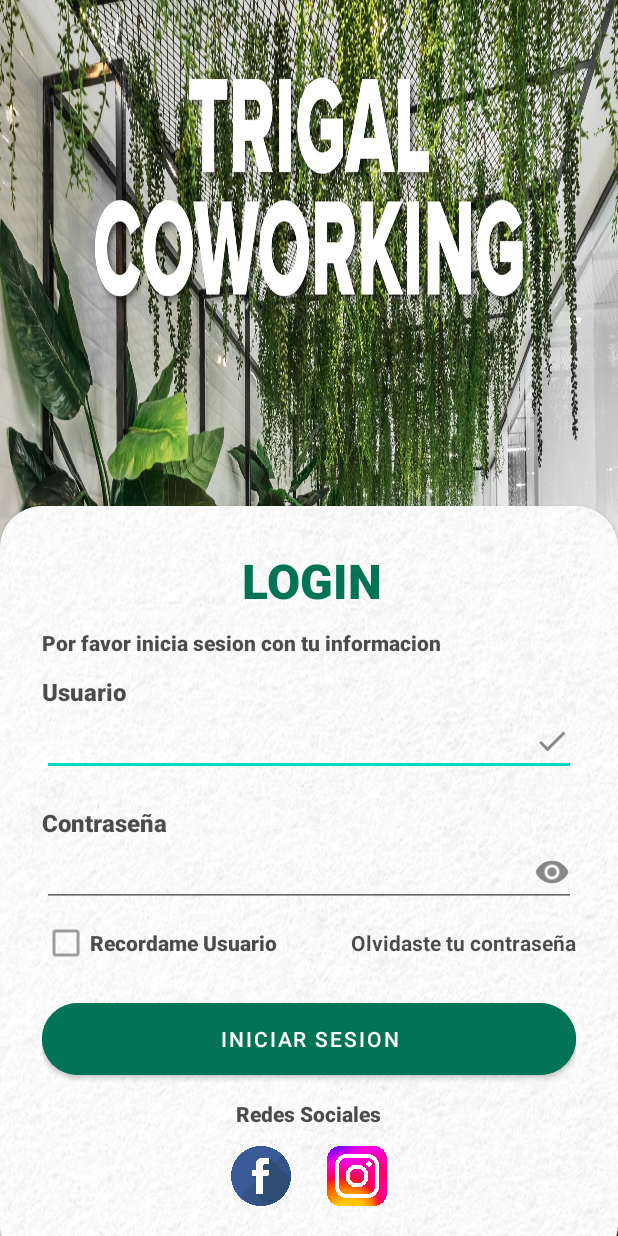
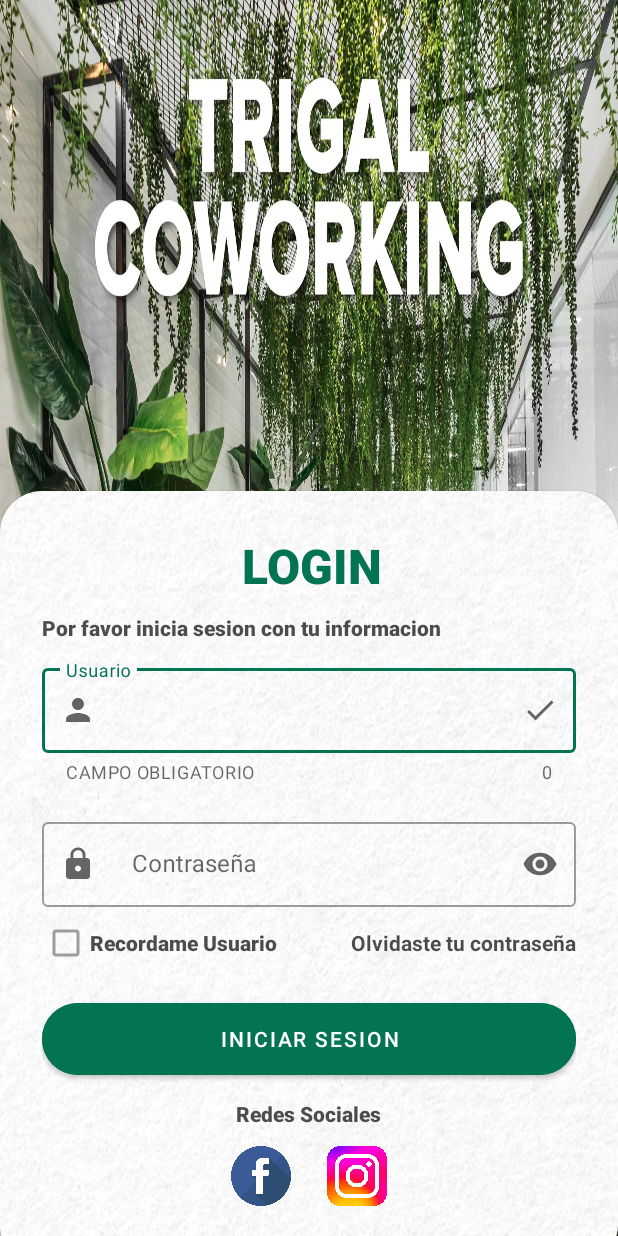
Before and after one commit to USMPDNBJ/TRIGAL, an Android app: the screen it shows after launch (ActLogin), on a phone screen of 412 x 824 dp. Run offline under Robolectric (Android 15) with nearby library versions, the phone set to English and light mode, and no system bars.

Commit message:
chupala miguel 10

```diff
--- /dev/null
+++ b/app/src/main/res/drawable/ic_contr.xml
@@ -0,0 +1,5 @@
+<vector android:height="24dp" android:tint="#018860"
+    android:viewportHeight="24" android:viewportWidth="24"
+    android:width="24dp" xmlns:android="http://schemas.android.com/apk/res/android">
+    <path android:fillColor="@android:color/white" android:pathData="M18,8h-1L17,6c0,-2.76 -2.24,-5 -5,-5S7,3.24 7,6v2L6,8c-1.1,0 -2,0.9 -2,2v10c0,1.1 0.9,2 2,2h12c1.1,0 2,-0.9 2,-2L20,10c0,-1.1 -0.9,-2 -2,-2zM12,17c-1.1,0 -2,-0.9 -2,-2s0.9,-2 2,-2 2,0.9 2,2 -0.9,2 -2,2zM15.1,8L8.9,8L8.9,6c0,-1.71 1.39,-3.1 3.1,-3.1 1.71,0 3.1,1.39 3.1,3.1v2z"/>
+</vector>
--- /dev/null
+++ b/app/src/main/res/drawable/ic_usuario.xml
@@ -0,0 +1,5 @@
+<vector android:height="24dp" android:tint="#018860"
+    android:viewportHeight="24" android:viewportWidth="24"
+    android:width="24dp" xmlns:android="http://schemas.android.com/apk/res/android">
+    <path android:fillColor="@android:color/white" android:pathData="M12,12c2.21,0 4,-1.79 4,-4s-1.79,-4 -4,-4 -4,1.79 -4,4 1.79,4 4,4zM12,14c-2.67,0 -8,1.34 -8,4v2h16v-2c0,-2.66 -5.33,-4 -8,-4z"/>
+</vector>
--- a/app/src/main/res/layout/lyt_login_trigal.xml
+++ b/app/src/main/res/layout/lyt_login_trigal.xml
@@ -61,45 +61,59 @@
                 android:layout_width="wrap_content"
                 android:layout_height="12dp" />
 
-            <TextView
-                android:layout_width="wrap_content"
+
+
+            <com.google.android.material.textfield.TextInputLayout
+                android:id="@+id/textInputCorreo"
+                android:layout_width="match_parent"
                 android:layout_height="wrap_content"
-                android:alpha="0.7"
-                android:fontFamily="sans-serif-black"
-                android:text="Usuario"
-                android:textColor="@color/black"
-                android:textSize="16dp"
-                android:textStyle="bold" />
+                app:endIconDrawable="@drawable/ic_listo"
+                app:endIconMode="custom"
+                app:hintEnabled="true"
+                style="@style/Widget.MaterialComponents.TextInputLayout.OutlinedBox"
+                app:startIconDrawable="@drawable/ic_usuario"
+                app:helperText="CAMPO OBLIGATORIO"
+                app:counterEnabled="true"
+                >
 
-            <EditText
+                <com.google.android.material.textfield.TextInputEditText
                     android:id="@+id/edtCorreo"
                     android:layout_width="match_parent"
                     android:layout_height="wrap_content"
-                android:drawableEnd="@drawable/ic_listo"
                     android:inputType="textEmailAddress"
+                    android:drawablePadding="8dp"
+                    android:hint="Usuario"
                     tools:ignore="TouchTargetSizeCheck,SpeakableTextPresentCheck" />
+
+            </com.google.android.material.textfield.TextInputLayout>
+
 
             <View
                 android:layout_width="wrap_content"
                 android:layout_height="20dp" />
 
-            <TextView
-                android:layout_width="wrap_content"
+
+
+            <com.google.android.material.textfield.TextInputLayout
+                android:id="@+id/textInputContraseña"
+                android:layout_width="match_parent"
                 android:layout_height="wrap_content"
-                android:alpha="0.7"
-                android:fontFamily="sans-serif-black"
-                android:text="Contraseña"
-                android:textColor="@color/black"
-                android:textSize="16dp"
-                android:textStyle="bold" />
+                app:endIconMode="password_toggle"
+                app:hintEnabled="true"
+                app:startIconDrawable="@drawable/ic_contr"
+                android:hint="Contraseña"
+                style="@style/Widget.MaterialComponents.TextInputLayout.OutlinedBox"
+                >
 
-            <EditText
+                <com.google.android.material.textfield.TextInputEditText
                     android:id="@+id/edtContraseña"
                     android:layout_width="match_parent"
                     android:layout_height="wrap_content"
-                android:drawableEnd="@drawable/ic_contra"
                     android:inputType="textPassword"
+                    android:drawablePadding="8dp"
                     tools:ignore="SpeakableTextPresentCheck,TouchTargetSizeCheck" />
+
+            </com.google.android.material.textfield.TextInputLayout>
 
             <RelativeLayout
                 android:layout_width="match_parent"
```
Lines whose indentation alone changed are shown as unchanged.
